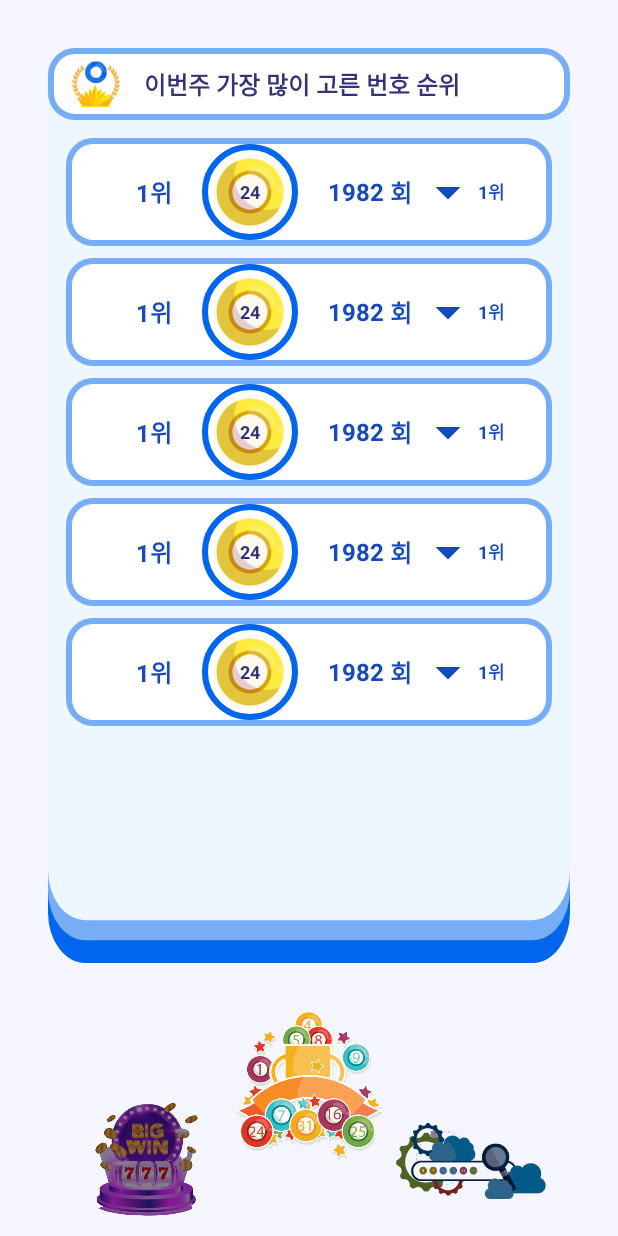
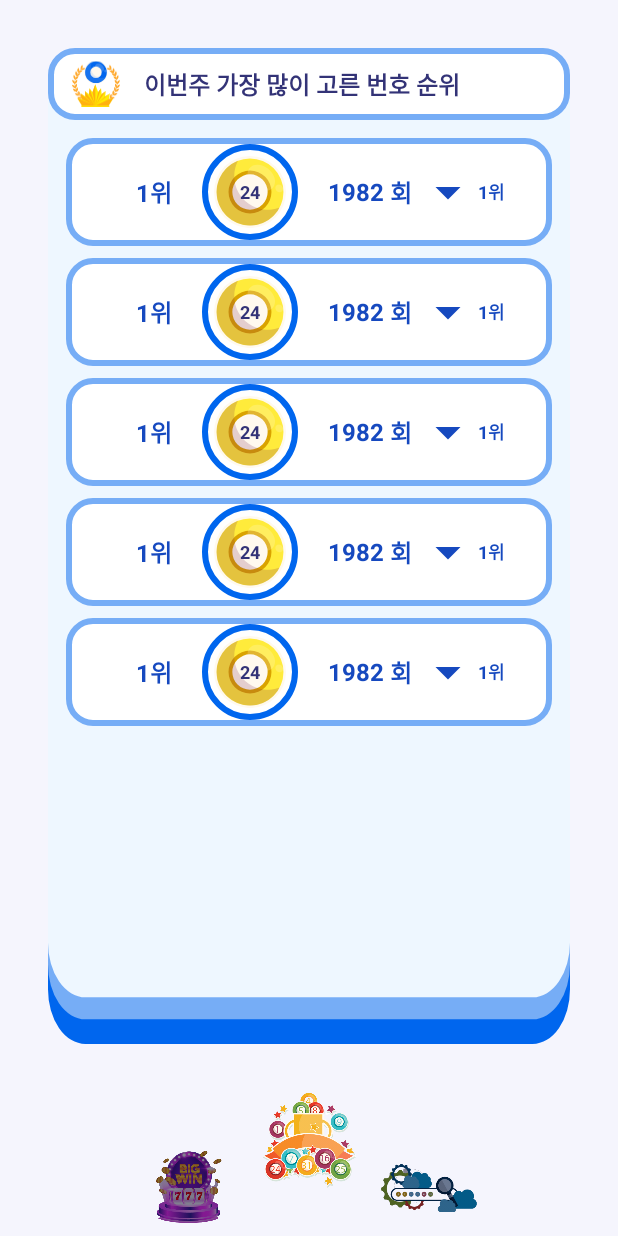
Before and after one commit to hanescargot/lotto_game, an Android app: the fragment FragmentResearch shown on its own in the app's theme, on a phone screen of 412 x 824 dp. Run offline under Robolectric (Android 15) with nearby library versions, the phone set to English and light mode, and no system bars.

Commit message:
before data

```diff
--- a/app/src/main/java/com/pyrion/game/lotto_shopping/FragmentAuction.java
+++ b/app/src/main/java/com/pyrion/game/lotto_shopping/FragmentAuction.java
@@ -28,6 +28,7 @@ public class FragmentAuction extends Fragment {
 
     Animation floatAnimation;
     View center, ribbon; //floating animation
+
     // TODO: Rename parameter arguments, choose names that match
     // the fragment initialization parameters, e.g. ARG_ITEM_NUMBER
     private static final String ARG_PARAM1 = "param1";
@@ -87,6 +88,7 @@ public class FragmentAuction extends Fragment {
     @Override
     public void onViewCreated(View view, Bundle savedInstanceState) {
         super.onViewCreated(view, savedInstanceState);
+
         TextView tv = view.findViewById(R.id.noti_tv);
         tv.setSelected(true);
 
--- a/app/src/main/res/drawable/ic_baseline_outlined_flag_24.xml
+++ b/app/src/main/res/drawable/ic_baseline_outlined_flag_24.xml
@@ -1,4 +1,4 @@
-<vector android:height="24dp" android:tint="#FFFFFF"
+<vector android:height="24dp" android:tint="@color/light_grey"
     android:viewportHeight="24" android:viewportWidth="24"
     android:width="24dp" xmlns:android="http://schemas.android.com/apk/res/android">
     <path android:fillColor="@android:color/white" android:pathData="M14,6l-1,-2L5,4v17h2v-7h5l1,2h7L20,6h-6zM18,14h-4l-1,-2L7,12L7,6h5l1,2h5v6z"/>
--- a/app/src/main/res/layout/component_ball_pocket.xml
+++ b/app/src/main/res/layout/component_ball_pocket.xml
@@ -2,7 +2,7 @@
 <LinearLayout
     xmlns:android="http://schemas.android.com/apk/res/android"
     xmlns:app="http://schemas.android.com/apk/res-auto"
-    android:layout_below="@+id/title"
+    android:layout_below="@+id/info"
     android:layout_gravity="center"
     android:layout_width="wrap_content"
     android:layout_height="wrap_content"
--- a/app/src/main/res/layout/fragment_histroy.xml
+++ b/app/src/main/res/layout/fragment_histroy.xml
@@ -9,7 +9,7 @@
 
 <!--    main-->
     <LinearLayout
-        android:id="@+id/title"
+        android:id="@+id/info"
         android:layout_width="match_parent"
         android:layout_height="72dp"
         android:orientation="vertical">
--- a/app/src/main/res/layout/fragment_research.xml
+++ b/app/src/main/res/layout/fragment_research.xml
@@ -17,14 +17,14 @@
     <LinearLayout
         android:layout_alignParentBottom="true"
         android:layout_width="match_parent"
-        android:layout_height="150dp"
+        android:layout_height="96dp"
         android:orientation="horizontal"
         android:gravity="center_horizontal|bottom">
 
             <ImageView
                 android:id="@+id/iv_bingo"
-                android:layout_width="100dp"
-                android:layout_height="100dp"
+                android:layout_width="64dp"
+                android:layout_height="64dp"
                 android:src="@drawable/research_bingo"
                 />
 
@@ -33,15 +33,15 @@
             <ImageView
                 android:id="@+id/iv_ranking"
                 android:layout_gravity="top"
-                android:layout_marginHorizontal="8dp"
-                android:layout_width="100dp"
-                android:layout_height="100dp"
+                android:layout_marginHorizontal="16dp"
+                android:layout_width="64dp"
+                android:layout_height="64dp"
                 android:src="@drawable/research_ranking_icon"/>
 
             <ImageView
                 android:id="@+id/iv_search"
-                android:layout_width="100dp"
-                android:layout_height="100dp"
+                android:layout_width="64dp"
+                android:layout_height="64dp"
                 android:src="@drawable/research_search"
                 />
 
--- a/app/src/main/res/layout/research_dialog_ranking.xml
+++ b/app/src/main/res/layout/research_dialog_ranking.xml
@@ -13,7 +13,7 @@
         android:background="@drawable/research_round_box"/>
     <LinearLayout
         android:layout_centerHorizontal="true"
-        android:id="@+id/title"
+        android:id="@+id/info"
         android:paddingHorizontal="8dp"
         android:background="@drawable/auction_empty_round_box"
         android:layout_width="match_parent"
@@ -40,7 +40,7 @@
         android:id="@+id/recycler_view"
         android:layout_width="match_parent"
         android:layout_height="match_parent"
-        android:layout_below="@id/title"
+        android:layout_below="@id/info"
         android:layout_marginBottom="24dp"
         android:padding="8dp"
         />
```
Also changed, not shown: app/src/main/java/com/pyrion/game/lotto_shopping/FragmentBuy.java (+14 -16 lines), app/src/main/res/layout/component_noti.xml (added, +44 -0 lines), app/src/main/res/layout/component_number_check_pad.xml (+11 -2 lines), app/src/main/res/layout/fragment_auction.xml (+1 -49 lines), app/src/main/res/layout/fragment_buy.xml (+15 -59 lines).
